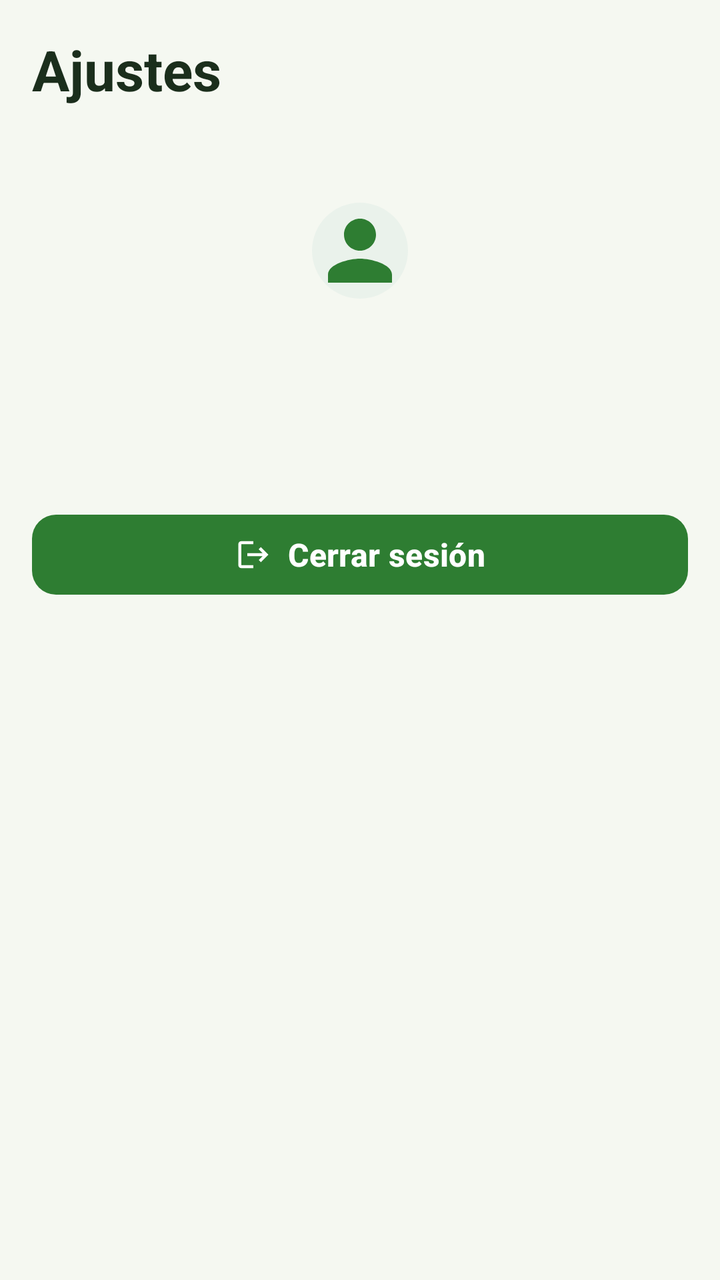
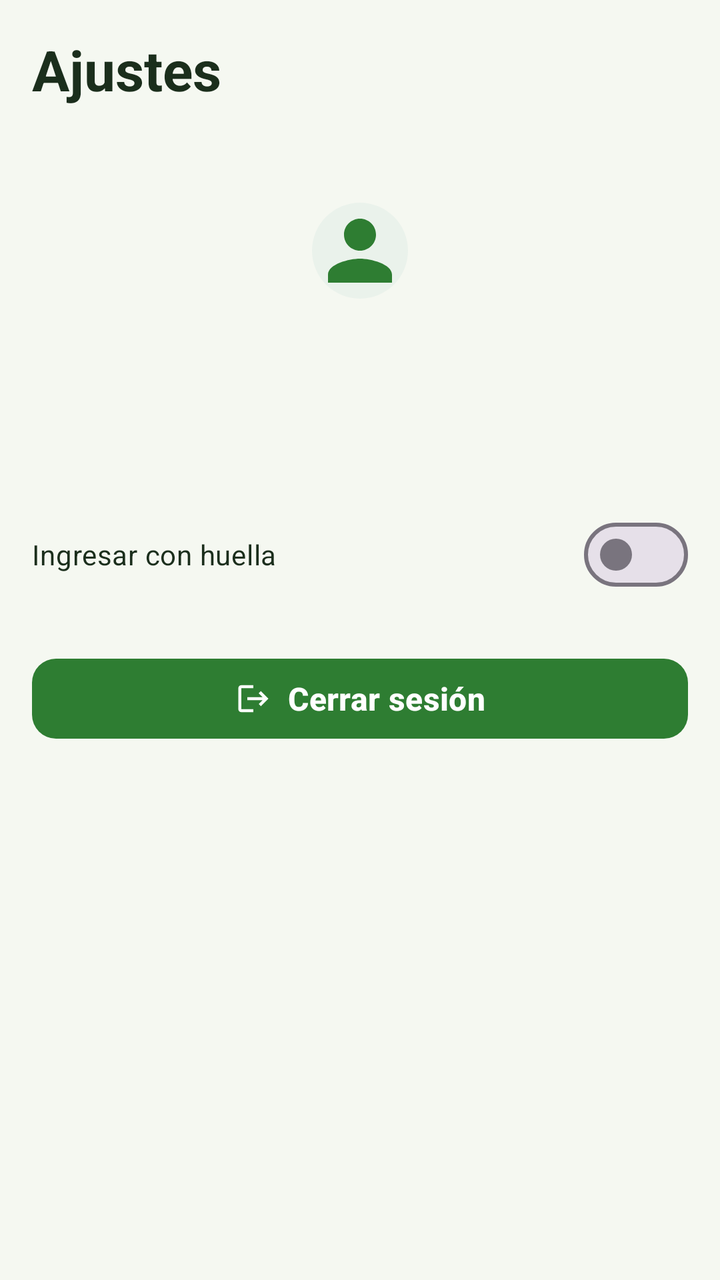

Before-and-after screenshots of an Android layout around one commit, followed by the original layout XML and the change that was made.
<!-- AndroidManifest.xml: application theme Theme.CosechaLocal -->
<!-- res/layout/fragment_admin_settings.xml -->
<?xml version="1.0" encoding="utf-8"?>
<LinearLayout xmlns:android="http://schemas.android.com/apk/res/android"
    xmlns:app="http://schemas.android.com/apk/res-auto"
    android:layout_width="match_parent"
    android:layout_height="match_parent"
    android:background="@color/bg_light"
    android:orientation="vertical"
    android:padding="@dimen/spacing_medium">

    <TextView
        android:layout_width="match_parent"
        android:layout_height="wrap_content"
        android:text="@string/admin_settings_title"
        android:textColor="@color/text_primary"
        android:textSize="@dimen/text_size_header"
        android:textStyle="bold" />

    <LinearLayout
        android:layout_width="match_parent"
        android:layout_height="wrap_content"
        android:layout_marginTop="@dimen/spacing_large"
        android:gravity="center_horizontal"
        android:orientation="vertical">

        <com.google.android.material.imageview.ShapeableImageView
            android:id="@+id/ivAdminAvatar"
            android:layout_width="@dimen/profile_avatar_size"
            android:layout_height="@dimen/profile_avatar_size"
            android:background="@drawable/bg_product_image"
            android:contentDescription="@string/cd_user_avatar"
            android:padding="@dimen/spacing_large"
            android:src="@drawable/ic_person"
            app:shapeAppearanceOverlay="@style/ShapeAppearance.Material3.Corner.Full"
            app:tint="@color/primary_green" />

        <TextView
            android:id="@+id/tvAdminName"
            android:layout_width="wrap_content"
            android:layout_height="wrap_content"
            android:layout_marginTop="@dimen/spacing_small"
            android:textColor="@color/text_primary"
            android:textSize="@dimen/text_size_title"
            android:textStyle="bold" />

        <TextView
            android:id="@+id/tvAdminEmail"
            android:layout_width="wrap_content"
            android:layout_height="wrap_content"
            android:layout_marginTop="2dp"
            android:textColor="@color/text_secondary"
            android:textSize="@dimen/text_size_body" />
    </LinearLayout>

    <com.google.android.material.button.MaterialButton
        android:id="@+id/btnLogout"
        style="@style/Widget.CosechaLocal.Button.Primary"
        android:layout_width="match_parent"
        android:layout_height="wrap_content"
        android:layout_marginTop="@dimen/spacing_large"
        android:text="@string/btn_logout"
        app:icon="@drawable/ic_logout"
        app:iconGravity="textStart" />
</LinearLayout>
<!-- resources referenced by this layout -->
<resources>
  <color name="bg_light">#F5F8F1</color>
  <color name="primary_green">#2E7D32</color>
  <color name="text_primary">#1B2E1C</color>
  <color name="text_secondary">#556B58</color>
  <dimen name="profile_avatar_size">96dp</dimen>
  <dimen name="spacing_large">24dp</dimen>
  <dimen name="spacing_medium">16dp</dimen>
  <dimen name="spacing_small">8dp</dimen>
  <dimen name="text_size_body">14sp</dimen>
  <dimen name="text_size_header">28sp</dimen>
  <dimen name="text_size_title">20sp</dimen>
  <!-- drawable bg_product_image (drawable) -->
  <?xml version="1.0" encoding="utf-8"?>
  <shape xmlns:android="http://schemas.android.com/apk/res/android"
      android:shape="rectangle">
      <solid android:color="@color/image_placeholder_bg" />
      <corners android:radius="@dimen/corner_radius_small" />
  </shape>
  <!-- drawable ic_logout (drawable) -->
  <vector xmlns:android="http://schemas.android.com/apk/res/android"
      android:width="24dp"
      android:height="24dp"
      android:viewportWidth="24"
      android:viewportHeight="24">
      <path
          android:fillColor="@color/primary_green"
          android:pathData="M17,7l-1.41,1.41L18.17,11H8v2h10.17l-2.58,2.58L17,17l5,-5zM4,5h8V3H4c-1.1,0 -2,0.9 -2,2v14c0,1.1 0.9,2 2,2h8v-2H4V5z" />
  </vector>
  <!-- drawable ic_person (drawable) -->
  <vector xmlns:android="http://schemas.android.com/apk/res/android"
      android:width="24dp"
      android:height="24dp"
      android:viewportWidth="24"
      android:viewportHeight="24">
      <path
          android:fillColor="@color/primary_green"
          android:pathData="M12,12c2.21,0 4,-1.79 4,-4s-1.79,-4 -4,-4 -4,1.79 -4,4 1.79,4 4,4zm0,2c-2.67,0 -8,1.34 -8,4v2h16v-2c0,-2.66 -5.33,-4 -8,-4z" />
  </vector>
  <string name="admin_settings_title">Ajustes</string>
  <string name="btn_logout">Cerrar sesión</string>
  <string name="cd_user_avatar">Foto de perfil del usuario</string>
  <style name="Widget.CosechaLocal.Button.Primary" parent="Widget.Material3.Button">
          <item name="backgroundTint">@color/primary_green</item>
          <item name="android:textColor">@color/white</item>
          <item name="android:minHeight">@dimen/button_min_height</item>
          <item name="cornerRadius">@dimen/corner_radius_button</item>
          <item name="android:textStyle">bold</item>
          <item name="android:textSize">@dimen/text_size_subtitle</item>
      </style>
  <style name="Theme.CosechaLocal" parent="Base.Theme.CosechaLocal" />
  <color name="image_placeholder_bg">#EAF2EB</color>
  <dimen name="corner_radius_small">8dp</dimen>
  <color name="white">#FFFFFF</color>
  <dimen name="button_min_height">48dp</dimen>
  <dimen name="corner_radius_button">12dp</dimen>
  <dimen name="text_size_subtitle">16sp</dimen>
  <color name="dark_green">#1B4D2B</color>
  <color name="amber_accent">#F9A825</color>
  <color name="black">#000000</color>
  <color name="chip_selected_bg">#E8F5E9</color>
  <color name="error_red">#C62828</color>
  <!-- unchanged entries left out for length: 1 -->
</resources>

<!-- the commit's change to res/layout/fragment_admin_settings.xml (unified diff, before → after) -->
@@ -51,6 +51,14 @@
             android:textSize="@dimen/text_size_body" />
     </LinearLayout>
 
+    <com.google.android.material.materialswitch.MaterialSwitch
+        android:id="@+id/switchBiometric"
+        android:layout_width="match_parent"
+        android:layout_height="wrap_content"
+        android:layout_marginTop="@dimen/spacing_large"
+        android:text="@string/biometric_switch"
+        android:textColor="@color/text_primary" />
+
     <com.google.android.material.button.MaterialButton
         android:id="@+id/btnLogout"
         style="@style/Widget.CosechaLocal.Button.Primary"
<!-- resource entries referenced after the edit -->
@@ -39,6 +39,7 @@
           android:pathData="M12,12c2.21,0 4,-1.79 4,-4s-1.79,-4 -4,-4 -4,1.79 -4,4 1.79,4 4,4zm0,2c-2.67,0 -8,1.34 -8,4v2h16v-2c0,-2.66 -5.33,-4 -8,-4z" />
   </vector>
   <string name="admin_settings_title">Ajustes</string>
+  <string name="biometric_switch">Ingresar con huella</string>
   <string name="btn_logout">Cerrar sesión</string>
   <string name="cd_user_avatar">Foto de perfil del usuario</string>
   <style name="Widget.CosechaLocal.Button.Primary" parent="Widget.Material3.Button">
